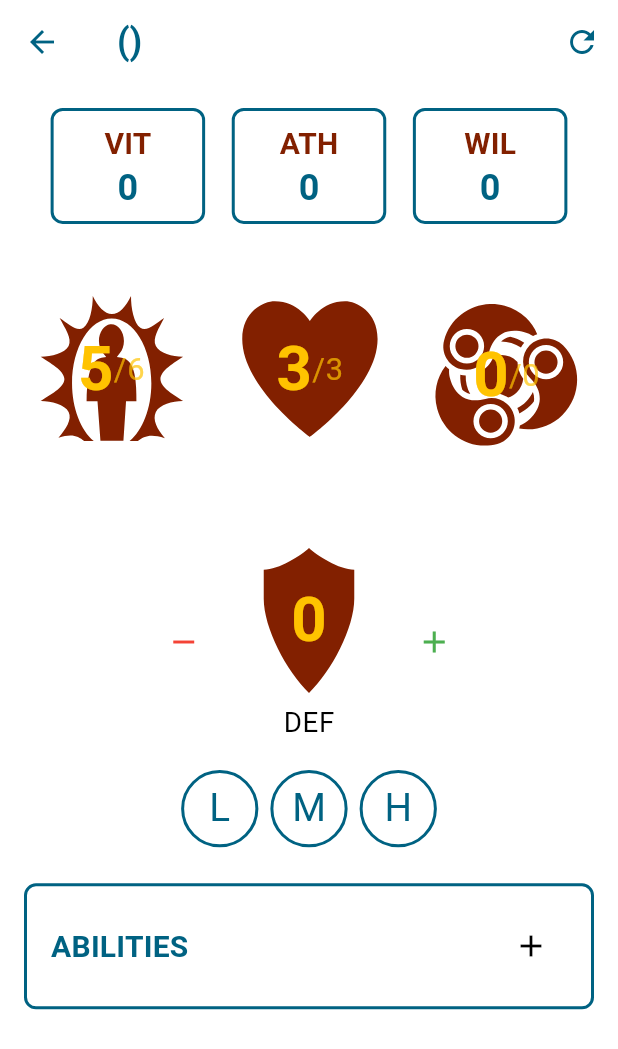
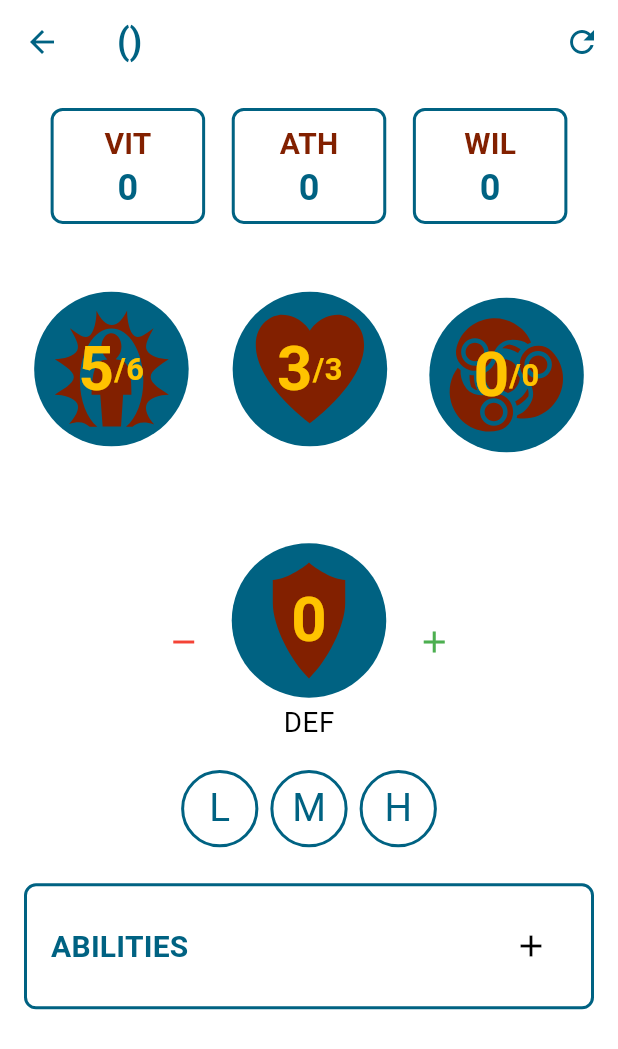
Before and after one commit to remideboer/titterpig, a Flutter app: the CharacterSheetScreen screen opened directly with empty values, after a tap on the "remove" icon, on a phone screen of 412 x 824 dp. Shown: the top 1049 px of the screen. Run offline on Flutter 3.47's test engine with Material 3 defaults, Android fonts, the phone set to English and light mode, and no system bars; our stand-ins replace flutter_svg, shared_preferences; accounts and stored records are empty.

Commit message:
rearanged StatValueIcon to display values more clearly

```diff
--- a/lib/widgets/base_value_icon.dart
+++ b/lib/widgets/base_value_icon.dart
@@ -21,21 +21,40 @@ abstract class BaseValueIcon extends StatelessWidget {
 
   @override
   Widget build(BuildContext context) {
+    const backgroundCircleMultiplier = 1.5;
+    const svgSizeModifier = 0.8;
     return SizedBox(
       width: size,
       height: size,
       child: Stack(
         alignment: Alignment.center,
         children: [
+          // Semi-transparent circle background
+          Container(
+            width: size * backgroundCircleMultiplier,
+            height: size * backgroundCircleMultiplier,
+            decoration: BoxDecoration(
+              shape: BoxShape.circle,
+              color:  AppTheme.primaryColor.withAlpha(255), // 0.2 * 255 ≈ 51
+            ),
+          ),
+          Positioned(
+              bottom: 0,
+              top:0,
+              child:
           SvgPicture.asset(
             svgAsset,
             colorFilter: ColorFilter.mode(color, BlendMode.srcIn),
             placeholderBuilder: (context) => const CircularProgressIndicator(),
             semanticsLabel: 'Icon',
-            width: size,
-            height: size,
+            width: size * svgSizeModifier,
+            height: size * svgSizeModifier,
+          )
           ),
-          buildValueText(context),
+          Positioned(
+              child:
+          buildValueText(context))
+          ,
         ],
       ),
     );
--- a/lib/widgets/stat_value_icon.dart
+++ b/lib/widgets/stat_value_icon.dart
@@ -33,8 +33,9 @@ class StatValueIcon extends BaseValueIcon {
      Text(
               '/${value.maxString}',
               style: Theme.of(context).textTheme.bodySmall?.copyWith(
-                    color: AppTheme.accentColor.withAlpha(179), // 0.7 * 255 ≈ 179
-                    fontSize: size * 0.2,
+                    color: AppTheme.accentColor, // 0.7 * 255 ≈ 179
+                fontWeight: FontWeight.bold,
+                fontSize: size * 0.2,
                   ),
             ),
       Spacer()
```
